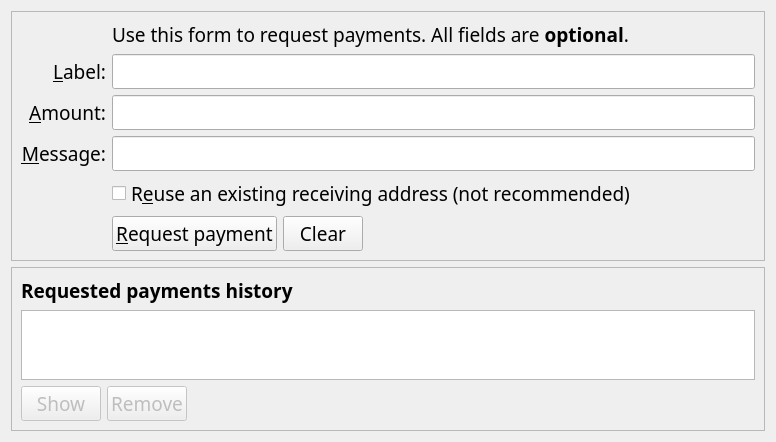
Above: src/qt/forms/receivecoinsdialog.ui from nyerium-core/nyerium before the change. Below: the same form after it.
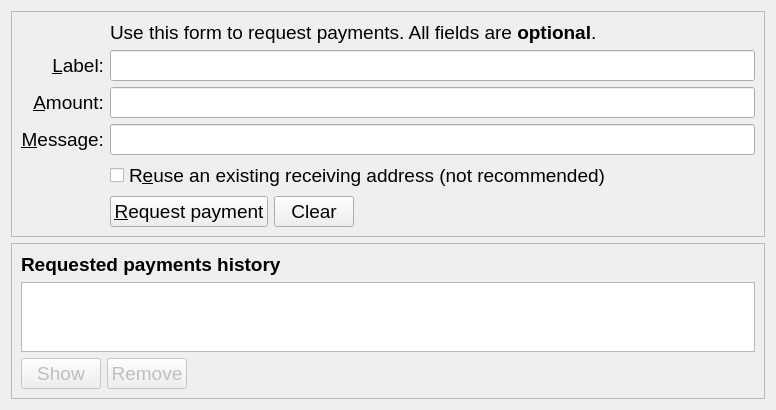
That is the form after the change. Icons and pictures are not drawn. Custom widgets are drawn as their Qt base class.

Diff of the .ui file:
```diff
--- a/src/qt/forms/receivecoinsdialog.ui
+++ b/src/qt/forms/receivecoinsdialog.ui
@@ -12,7 +12,7 @@
   </property>
   <property name="font">
    <font>
-    <family>Ara Hamah 1982</family>
+    
     <pointsize>14</pointsize>
    </font>
   </property>
```
